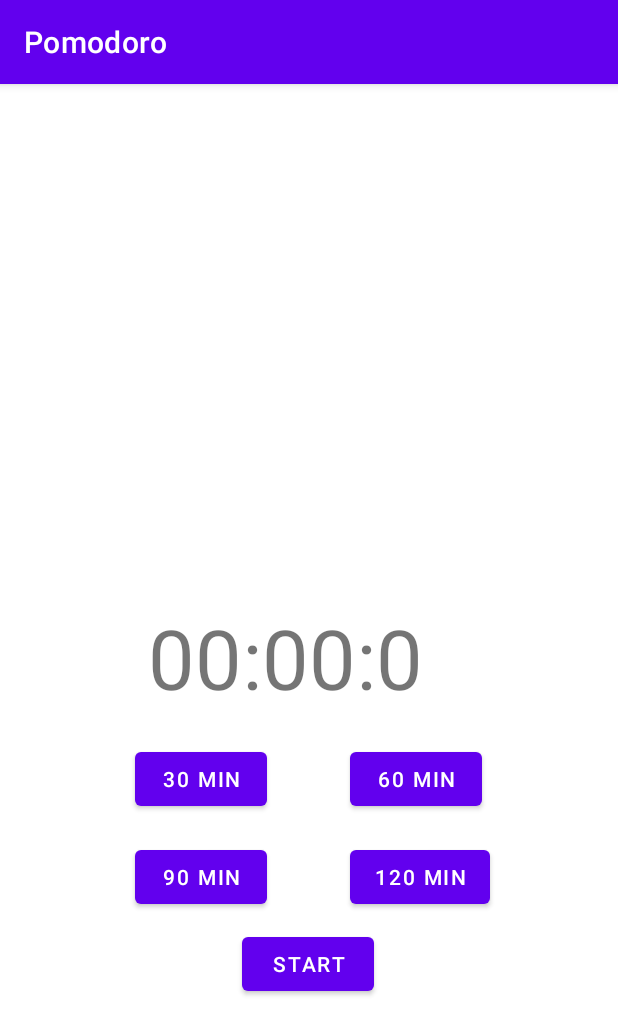
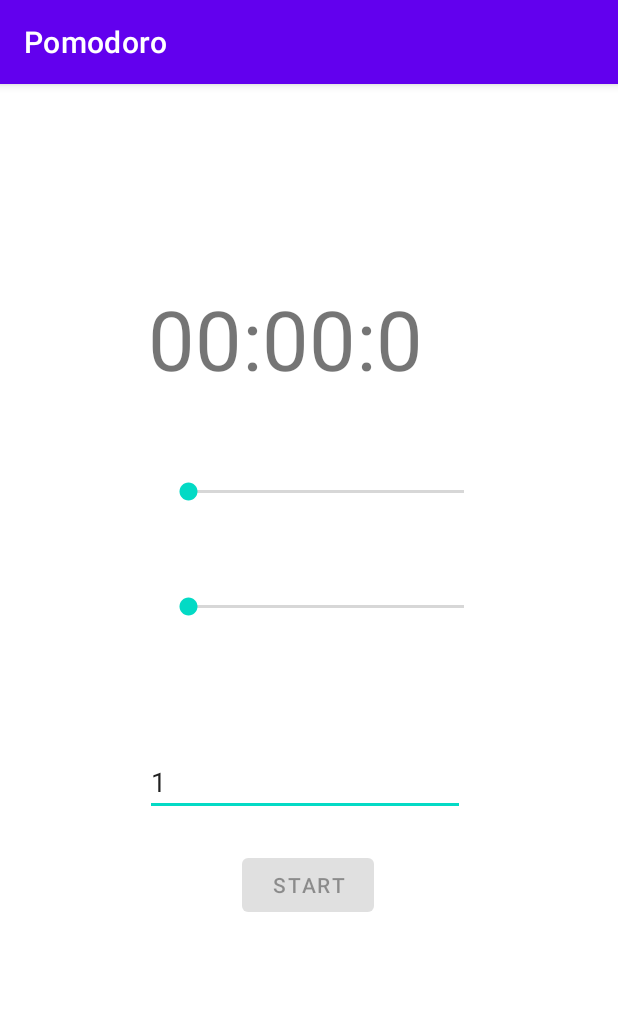
Before and after one commit to UiA-IKT-205/christofferHelgesenDanielsen, an Android app: the screen it shows after launch (MainActivity), after a tap on "START", on a phone screen of 412 x 824 dp. Shown: the top 1035 px of the screen. Run offline under Robolectric (Android 15) with nearby library versions, the phone set to English and light mode, and no system bars.

Commit message:
added seekbars and edittext, now counts down with pause and intervals

```diff
--- a/Pomodoro/app/src/main/java/no/uia/ikt205/pomodoro/MainActivity.kt
+++ b/Pomodoro/app/src/main/java/no/uia/ikt205/pomodoro/MainActivity.kt
@@ -1,74 +1,94 @@
 package no.uia.ikt205.pomodoro
 
+import android.app.assist.AssistContent
 import androidx.appcompat.app.AppCompatActivity
 import android.os.Bundle
 import android.os.CountDownTimer
+import android.text.Editable
+import android.text.TextWatcher
 import android.view.View
-import android.widget.Button
-import android.widget.TextView
-import android.widget.Toast
+import android.widget.*
 import no.uia.ikt205.pomodoro.util.millisecondsToDescriptiveTime
+
+
 
 class MainActivity : AppCompatActivity() {
 
-    var isRunning: Boolean = false;
-
+    lateinit var pauseTimer: CountDownTimer
     lateinit var timer: CountDownTimer
     lateinit var startButton: Button
-    lateinit var Button_30: Button
-    lateinit var Button_60: Button
-    lateinit var Button_90: Button
-    lateinit var Button_120: Button
-    lateinit var coutdownDisplay: TextView
+    lateinit var countdownDisplay: TextView
+    lateinit var intervalInput: EditText
+
+
+    var intervalAmount: Int = 0
 
     var timeToCountDownInMs = 5000L
+    var PauseTimeToCountDownInMs = 5000L
     val timeTicks = 1000L
+
+    var sliderCountDownTimerInMin: Long = 15
+    var PauseSliderCountDownTimerInMin: Long = 15
+
+    var running = false
+    var pause = false
 
     override fun onCreate(savedInstanceState: Bundle?) {
         super.onCreate(savedInstanceState)
         setContentView(R.layout.activity_main)
-        Button_30 = findViewById<Button>(R.id.countdown30)
-        Button_30.setOnClickListener() {
-            updateCountDownDisplay(1800000)
-            val timerupdate = 1800000L
-            timeToCountDownInMs = timerupdate
 
-        }
-        Button_60 = findViewById<Button>(R.id.countdown60)
-        Button_60.setOnClickListener() {
-            updateCountDownDisplay(3600000)
-            val timerupdate = 3600000L
-            timeToCountDownInMs = timerupdate
+        intervalInput = findViewById<EditText>(R.id.workIntervalChoice)
+
+        startButton = findViewById<Button>(R.id.startCountdownButton)
+        startButton.setOnClickListener() {
+
+            startCountDown(it)
+            running = true
 
         }
 
-        Button_90 = findViewById<Button>(R.id.countdown90)
-        Button_90.setOnClickListener() {
-            updateCountDownDisplay(5400000)
-            val timerupdate = 5400000L
-            timeToCountDownInMs = timerupdate
+        countdownDisplay = findViewById<TextView>(R.id.countDownView)
 
+
+        val seek = findViewById<SeekBar>(R.id.countdownSlider)
+        seek?.setOnSeekBarChangeListener(object : SeekBar.OnSeekBarChangeListener {
+            override fun onProgressChanged(seek: SeekBar, progress: Int, fromUser: Boolean) {
+         sliderCountDownTimerInMin = progress.toLong()
+                timeToCountDownInMs = sliderCountDownTimerInMin * 60000L
+                updateCountDownDisplay(timeToCountDownInMs)
             }
 
-        Button_120 = findViewById<Button>(R.id.countdown120)
-        Button_120.setOnClickListener() {
-            updateCountDownDisplay(7200000)
-            val timerupdate = 7200000L
-            timeToCountDownInMs = timerupdate
-
-
+            override fun onStartTrackingTouch(seek: SeekBar) {
+                // write custom code for progress is started
             }
 
-        startButton = findViewById<Button>(R.id.startCountdownButton)
-        startButton.setOnClickListener() {
-            if (isRunning) {
-                resetTimer()
-            } else {
-                startCountDown(it)
+            override fun onStopTrackingTouch(seek: SeekBar) {
+                // write custom code for progress is stopped
+                Toast.makeText(this@MainActivity,
+                        "Time in min: " + seek.progress,
+                        Toast.LENGTH_SHORT).show()
             }
+        })
+
+        val pauseSeekBar = findViewById<SeekBar>(R.id.pauseCountDownSlider)
+        pauseSeekBar?.setOnSeekBarChangeListener(object : SeekBar.OnSeekBarChangeListener {
+            override fun onProgressChanged(pauseSeekBar: SeekBar, progress: Int, fromUser: Boolean) {
+                PauseSliderCountDownTimerInMin = progress.toLong()
+                PauseTimeToCountDownInMs = PauseSliderCountDownTimerInMin * 60000L
+                updateCountDownDisplay(PauseTimeToCountDownInMs)
             }
 
-        coutdownDisplay = findViewById<TextView>(R.id.countDownView)
+            override fun onStartTrackingTouch(pauseSeekBar: SeekBar) {
+                // write custom code for progress is started
+            }
+
+            override fun onStopTrackingTouch(pauseSeekBar: SeekBar) {
+                // write custom code for progress is stopped
+                Toast.makeText(this@MainActivity,
+                        "Time in min: " + pauseSeekBar.progress,
+                        Toast.LENGTH_SHORT).show()
+            }
+        })
 
     }
 
@@ -76,24 +96,66 @@ class MainActivity : AppCompatActivity() {
 
             timer = object : CountDownTimer(timeToCountDownInMs, timeTicks) {
                 override fun onFinish() {
-                Toast.makeText(this@MainActivity, "Arbeidsøkt er ferdig", Toast.LENGTH_SHORT).show()
+
+                    if (intervalAmount >= 1){
+                        Toast.makeText(this@MainActivity,"Arbeidsøkt er ferdig", Toast.LENGTH_SHORT).show()
+                        pause = true
+                        startPauseCountDown(v)
+                    } else {
+                        Toast.makeText(this@MainActivity,"Alle økter ferdige", Toast.LENGTH_SHORT).show()
+                        running = false
+                    }
                 }
 
                 override fun onTick(millisUntilFinished: Long) {
                     updateCountDownDisplay(millisUntilFinished)
                 }
             }
-        isRunning = true
+
+        if(!intervalInput.text.isEmpty()){
+            intervalAmount = intervalInput.text.toString().toInt()
+        }else{
+            intervalAmount = 0
+        }
+            startButton.isEnabled = false
             timer.start()
 
     }
 
+    fun startPauseCountDown(v: View) {
+        pauseTimer = object : CountDownTimer(PauseTimeToCountDownInMs, timeTicks) {
+
+            override fun onFinish() {
+                Toast.makeText(this@MainActivity, "Pause er ferdig", Toast.LENGTH_SHORT).show()
+
+                startButton.isEnabled = true
+
+                if(intervalAmount >= 1){
+                    intervalAmount -= 1
+                    intervalInput.setText(intervalAmount.toString())
+
+                    pause = false
+                    startCountDown(v)
+                }else{
+                    running = false
+                    startButton.isEnabled = true
+                }
+
+            }
+            override fun onTick(millisUntilFinished: Long) {
+                updateCountDownDisplay(millisUntilFinished)
+            }
+        }
+        startButton.isEnabled = false
+        pauseTimer.start()
+
+    }
 
     fun updateCountDownDisplay(timeInMs: Long) {
-        coutdownDisplay.text = millisecondsToDescriptiveTime(timeInMs)
+        countdownDisplay.text = millisecondsToDescriptiveTime(timeInMs)
     }
 
-    private fun resetTimer() {
-        timeToCountDownInMs = 0L
+
+
+
 }
-}
--- a/Pomodoro/app/src/main/res/layout/activity_main.xml
+++ b/Pomodoro/app/src/main/res/layout/activity_main.xml
@@ -18,7 +18,7 @@
         app:layout_constraintLeft_toLeftOf="parent"
         app:layout_constraintRight_toRightOf="parent"
         app:layout_constraintTop_toTopOf="parent"
-        app:layout_constraintVertical_bias="0.499" />
+        app:layout_constraintVertical_bias="0.192" />
 
     <Button
         android:id="@+id/startCountdownButton"
@@ -30,55 +30,48 @@
         app:layout_constraintHorizontal_bias="0.498"
         app:layout_constraintStart_toStartOf="parent"
         app:layout_constraintTop_toBottomOf="@+id/countDownView"
-        app:layout_constraintVertical_bias="0.474" />
+        app:layout_constraintVertical_bias="0.589" />
 
-    <Button
-        android:id="@+id/countdown30"
+
+    <SeekBar
+        android:id="@+id/countdownSlider"
+        android:layout_width="216dp"
+        android:layout_height="39dp"
+        android:max="300"
+        android:min="15"
+        app:layout_constraintBottom_toBottomOf="parent"
+        app:layout_constraintEnd_toEndOf="parent"
+        app:layout_constraintHorizontal_bias="0.558"
+        app:layout_constraintStart_toStartOf="parent"
+        app:layout_constraintTop_toBottomOf="@+id/countDownView"
+        app:layout_constraintVertical_bias="0.085" />
+
+    <SeekBar
+        android:id="@+id/pauseCountDownSlider"
+        android:layout_width="216dp"
+        android:layout_height="39dp"
+        android:max="300"
+        android:min="15"
+        app:layout_constraintBottom_toBottomOf="parent"
+        app:layout_constraintEnd_toEndOf="parent"
+        app:layout_constraintHorizontal_bias="0.558"
+        app:layout_constraintStart_toStartOf="parent"
+        app:layout_constraintTop_toBottomOf="@+id/countDownView"
+        app:layout_constraintVertical_bias="0.232" />
+
+    <EditText
+        android:id="@+id/workIntervalChoice"
         android:layout_width="wrap_content"
         android:layout_height="wrap_content"
-        android:text="@string/button30"
+        android:ems="10"
+        android:inputType="text"
+        android:text="@string/workIntervalChoice"
         app:layout_constraintBottom_toBottomOf="parent"
-        app:layout_constraintEnd_toEndOf="parent"
-        app:layout_constraintHorizontal_bias="0.278"
-        app:layout_constraintStart_toStartOf="parent"
-        app:layout_constraintTop_toBottomOf="@+id/countDownView"
-        app:layout_constraintVertical_bias="0.061" />
-
-    <Button
-        android:id="@+id/countdown60"
-        android:layout_width="wrap_content"
-        android:layout_height="wrap_content"
-        android:text="@string/button60"
-        app:layout_constraintBottom_toBottomOf="parent"
-        app:layout_constraintEnd_toEndOf="parent"
-        app:layout_constraintHorizontal_bias="0.721"
-        app:layout_constraintStart_toStartOf="parent"
-        app:layout_constraintTop_toBottomOf="@+id/countDownView"
-        app:layout_constraintVertical_bias="0.061" />
-
-    <Button
-        android:id="@+id/countdown90"
-        android:layout_width="wrap_content"
-        android:layout_height="wrap_content"
-        android:text="@string/button90"
-        app:layout_constraintBottom_toBottomOf="parent"
-        app:layout_constraintEnd_toEndOf="parent"
-        app:layout_constraintHorizontal_bias="0.278"
-        app:layout_constraintStart_toStartOf="parent"
-        app:layout_constraintTop_toBottomOf="@+id/countDownView"
-        app:layout_constraintVertical_bias="0.279" />
-
-    <Button
-        android:id="@+id/countdown120"
-        android:layout_width="wrap_content"
-        android:layout_height="wrap_content"
-        android:text="@string/button120"
-        app:layout_constraintBottom_toBottomOf="parent"
-        app:layout_constraintEnd_toEndOf="parent"
-        app:layout_constraintHorizontal_bias="0.732"
-        app:layout_constraintStart_toStartOf="parent"
-        app:layout_constraintTop_toBottomOf="@+id/countDownView"
-        app:layout_constraintVertical_bias="0.279" />
+        app:layout_constraintHorizontal_bias="0.487"
+        app:layout_constraintLeft_toLeftOf="parent"
+        app:layout_constraintRight_toRightOf="parent"
+        app:layout_constraintTop_toTopOf="parent"
+        app:layout_constraintVertical_bias="0.613" />
 
 
 </androidx.constraintlayout.widget.ConstraintLayout>
--- a/Pomodoro/app/src/main/res/values/strings.xml
+++ b/Pomodoro/app/src/main/res/values/strings.xml
@@ -6,5 +6,7 @@
     <string name="button60">60 min</string>
     <string name="button90">90 min</string>
     <string name="button120">120 min</string>
+    <string name="workIntervalChoice">1</string>
+
 
 </resources>
```
Lines whose indentation alone changed are shown as unchanged.
